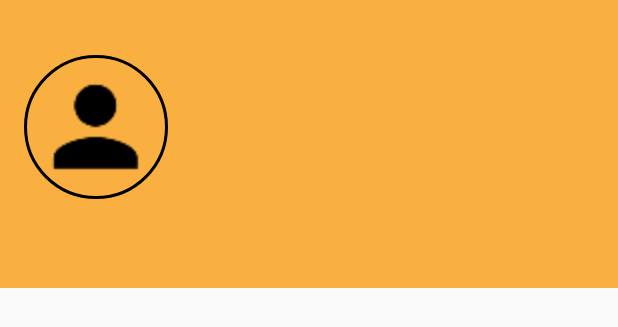
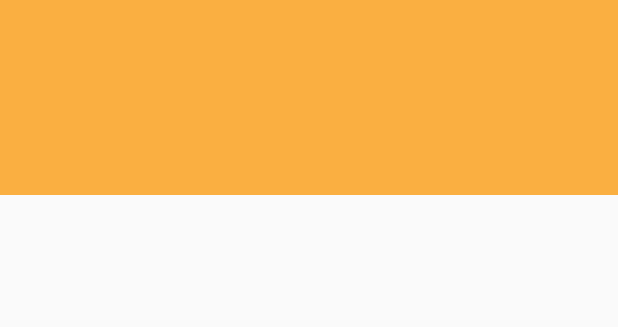
Before and after one commit to pfranccino/MyDelivery, an Android app: the layout header.xml on its own in the app's theme, with its tools: preview values and no code run, on a phone screen of 412 x 824 dp. Shown: the top 327 px of the screen. Run offline under Robolectric (Android 15) with nearby library versions, the phone set to English and light mode, and no system bars; network calls fail; Roboto replaces fonts that are not available here.

```diff
--- a/app/src/main/java/com/example/pfranccino/mydelivery/Activities/CategoryActivity.kt
+++ b/app/src/main/java/com/example/pfranccino/mydelivery/Activities/CategoryActivity.kt
@@ -58,6 +58,7 @@ class CategoryActivity : AppCompatActivity() {
 
         supportActionBar!!.setHomeAsUpIndicator(R.drawable.ic_menu_black_24dp)
         supportActionBar!!.setDisplayHomeAsUpEnabled(true)
+        supportActionBar!!.title = " Categorias "
 
 
 
--- a/app/src/main/java/com/example/pfranccino/mydelivery/Activities/SummaryOrderActivity.kt
+++ b/app/src/main/java/com/example/pfranccino/mydelivery/Activities/SummaryOrderActivity.kt
@@ -41,6 +41,7 @@ class SummaryOrderActivity : AppCompatActivity() {
 
         supportActionBar!!.setHomeAsUpIndicator(R.drawable.ic_menu_black_24dp)
         supportActionBar!!.setDisplayHomeAsUpEnabled(true)
+        supportActionBar!!.title = " Detalle "
 
 
 
--- a/app/src/main/res/layout/activity_main.xml
+++ b/app/src/main/res/layout/activity_main.xml
@@ -2,6 +2,7 @@
 <android.support.constraint.ConstraintLayout xmlns:android="http://schemas.android.com/apk/res/android"
     xmlns:app="http://schemas.android.com/apk/res-auto"
     xmlns:tools="http://schemas.android.com/tools"
+    android:id="@+id/layout"
     android:layout_width="match_parent"
     android:layout_height="match_parent"
     tools:context=".Activities.MainActivity"
--- a/app/src/main/res/layout/header.xml
+++ b/app/src/main/res/layout/header.xml
@@ -3,22 +3,12 @@
     xmlns:android="http://schemas.android.com/apk/res/android"
     xmlns:app="http://schemas.android.com/apk/res-auto"
     android:layout_width="match_parent"
-    android:layout_height="192dp"
+    android:layout_height="130dp"
     android:gravity="bottom"
     android:background="#FAAF41"
     android:padding="16dp"
     android:orientation="vertical"
-
     >
-
-    <de.hdodenhof.circleimageview.CircleImageView xmlns:app="http://schemas.android.com/apk/res-auto"
-        android:id="@+id/profile_image"
-        android:layout_width="96dp"
-        android:layout_height="96dp"
-        android:layout_marginBottom="16dp"
-        android:src="@mipmap/ic_person"
-        app:civ_border_width="2dp" />
-
 
     <TextView
         android:id="@+id/userName"
```
Also changed, not shown: app/src/main/java/com/example/pfranccino/mydelivery/Activities/LoginActivity.kt (+2 -14 lines), app/src/main/java/com/example/pfranccino/mydelivery/Activities/MainActivity.kt (+56 -3 lines), app/src/main/java/com/example/pfranccino/mydelivery/Activities/RegisterActivity.kt (+55 -3 lines), app/src/main/res/layout/activity_summary_order.xml (+10 -0 lines).
